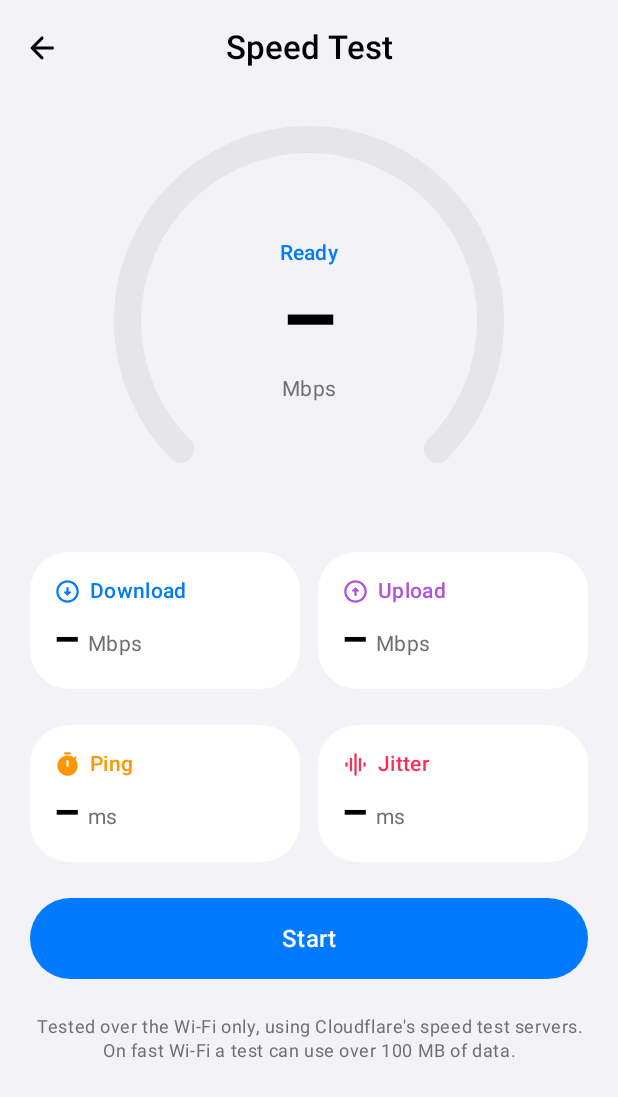
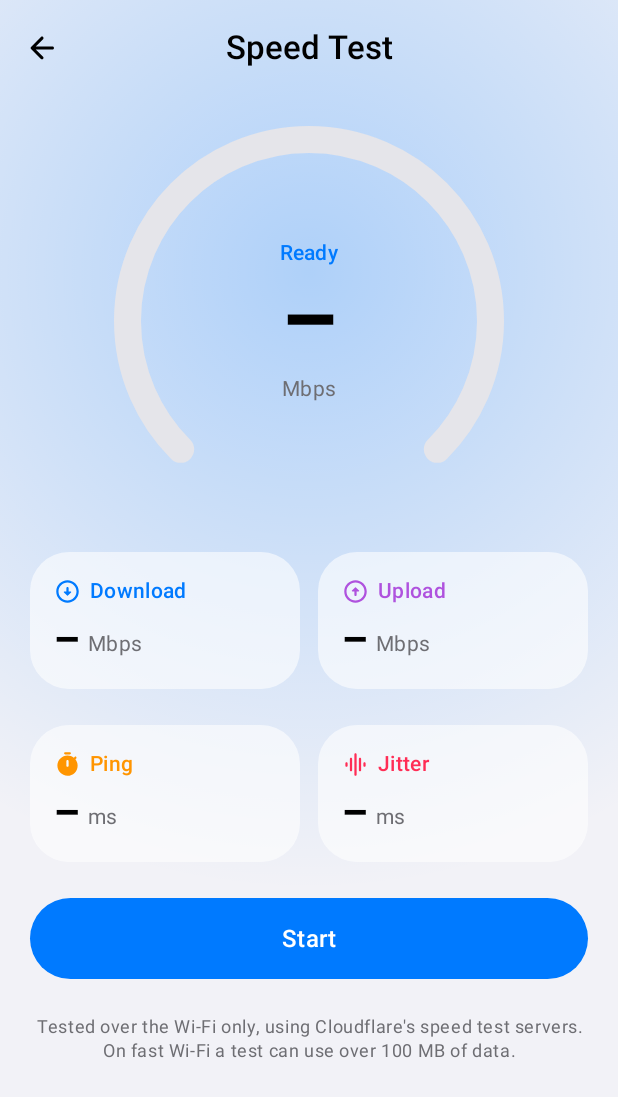
Before and after one commit to Jy2005ov0/WifiConnect, an Android app built with Jetpack Compose: the composable SpeedTestScreen shown on its own in the app's theme, on a phone screen of 412 x 824 dp. Shown: the top 1097 px of the screen. Run offline under Robolectric (Android 15) with nearby library versions, the phone set to English and light mode, and no system bars; 3 statements that could not run were skipped.

```diff
--- a/android/app/src/main/java/com/wificonnect/app/MainActivity.kt
+++ b/android/app/src/main/java/com/wificonnect/app/MainActivity.kt
@@ -23,6 +23,9 @@ import androidx.compose.animation.fadeOut
 import androidx.compose.animation.togetherWith
 import androidx.compose.foundation.isSystemInDarkTheme
 import androidx.compose.foundation.layout.Box
+import androidx.compose.ui.unit.dp
+import androidx.compose.ui.draw.blur
+import androidx.compose.animation.core.animateDpAsState
 import androidx.compose.foundation.layout.fillMaxSize
 import androidx.compose.ui.Modifier
 import androidx.compose.runtime.DisposableEffect
@@ -139,8 +142,11 @@ class MainActivity : FragmentActivity() {
                     )
                 }
 
+                // Behind the welcome page the app is blurred, so the page reads as frosted glass.
+                val blur by animateDpAsState(if (showWelcome) 28.dp else 0.dp, label = "blur")
                 Box(Modifier.fillMaxSize()) {
                 AnimatedContent(
+                    modifier = Modifier.blur(blur),
                     targetState = when {
                         showSpeed -> 4
                         showSettings && showShare -> 3
--- a/android/app/src/main/java/com/wificonnect/app/MainScreen.kt
+++ b/android/app/src/main/java/com/wificonnect/app/MainScreen.kt
@@ -20,6 +20,7 @@ import androidx.compose.animation.fadeIn
 import androidx.compose.animation.fadeOut
 import androidx.compose.animation.scaleIn
 import androidx.compose.animation.togetherWith
+import androidx.compose.foundation.BorderStroke
 import androidx.compose.foundation.background
 import androidx.compose.foundation.clickable
 import androidx.compose.foundation.layout.heightIn
@@ -189,7 +190,9 @@ fun MainScreen(
 
             Surface(
                 shape = RoundedCornerShape(26.dp),
-                color = MaterialTheme.colorScheme.surfaceContainer,
+                // See-through glass with a fine light edge.
+                color = MaterialTheme.colorScheme.surfaceContainer.copy(alpha = 0.72f),
+                border = BorderStroke(0.5.dp, Color.White.copy(alpha = 0.4f)),
                 modifier = Modifier.fillMaxWidth(),
             ) {
                 Column {
--- a/android/app/src/main/java/com/wificonnect/app/SpeedTestScreen.kt
+++ b/android/app/src/main/java/com/wificonnect/app/SpeedTestScreen.kt
@@ -57,6 +57,7 @@ import androidx.compose.ui.text.style.TextAlign
 import androidx.compose.ui.unit.dp
 import androidx.compose.ui.unit.sp
 import java.util.Locale
+import androidx.compose.ui.draw.drawBehind
 import kotlin.math.log10
 import kotlin.math.min
 
@@ -71,9 +72,31 @@ fun SpeedTestScreen(test: SpeedTestViewModel, onBack: () -> Unit) {
     BackHandler(onBack = close)
     val phase = test.phase
 
+    val background = MaterialTheme.colorScheme.background
+    val glow by animateColorAsState(
+        when (phase) {
+            SpeedTestViewModel.Phase.PING -> Color(0xFFFF9500)
+            SpeedTestViewModel.Phase.UPLOAD -> Color(0xFFAF52DE)
+            else -> Color(0xFF007AFF)
+        },
+        tween(600),
+        label = "glow",
+    )
+
     Scaffold(
-        containerColor = MaterialTheme.colorScheme.background,
+        containerColor = Color.Transparent,
         contentColor = MaterialTheme.colorScheme.onBackground,
+        // A soft glow in the stage's color, seen through the glass tiles.
+        modifier = Modifier.drawBehind {
+            drawRect(background)
+            drawRect(
+                Brush.radialGradient(
+                    colors = listOf(glow.copy(alpha = 0.28f), Color.Transparent),
+                    center = Offset(size.width / 2, size.height * 0.22f),
+                    radius = size.width,
+                )
+            )
+        },
         topBar = {
             CenterAlignedTopAppBar(
                 title = { Text(stringResource(R.string.speedtest_title), fontWeight = FontWeight.SemiBold) },
@@ -82,7 +105,7 @@ fun SpeedTestScreen(test: SpeedTestViewModel, onBack: () -> Unit) {
                         Icon(Icons.AutoMirrored.Rounded.ArrowBack, contentDescription = stringResource(R.string.back))
                     }
                 },
-                colors = TopAppBarDefaults.centerAlignedTopAppBarColors(containerColor = MaterialTheme.colorScheme.background),
+                colors = TopAppBarDefaults.centerAlignedTopAppBarColors(containerColor = Color.Transparent),
             )
         },
     ) { padding ->
@@ -240,7 +263,8 @@ private fun ResultTile(
 ) {
     Surface(
         shape = RoundedCornerShape(26.dp),
-        color = MaterialTheme.colorScheme.surfaceContainer,
+        // See-through glass over the glow behind the gauge.
+        color = MaterialTheme.colorScheme.surfaceContainer.copy(alpha = 0.6f),
         border = if (active) BorderStroke(2.dp, color) else null,
         modifier = modifier,
     ) {
```
Also changed, not shown: android/app/src/main/java/com/wificonnect/app/WelcomeScreen.kt (+18 -7 lines), 7 other files.
